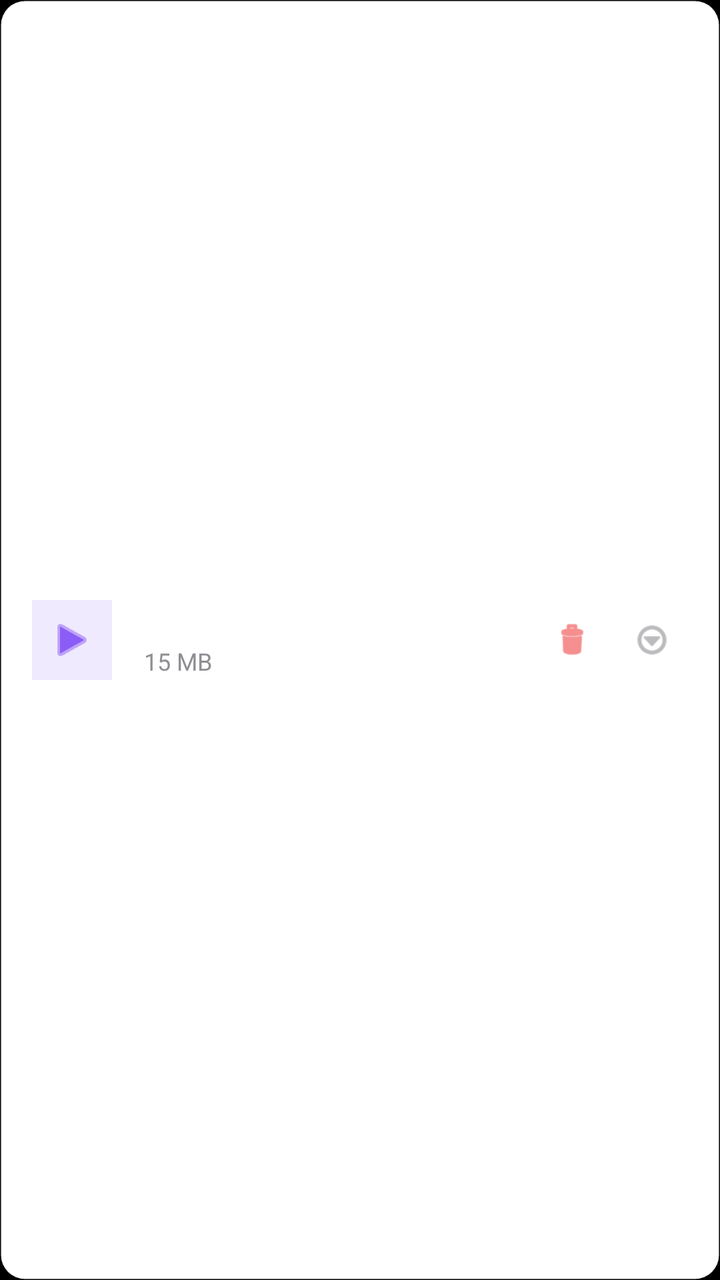
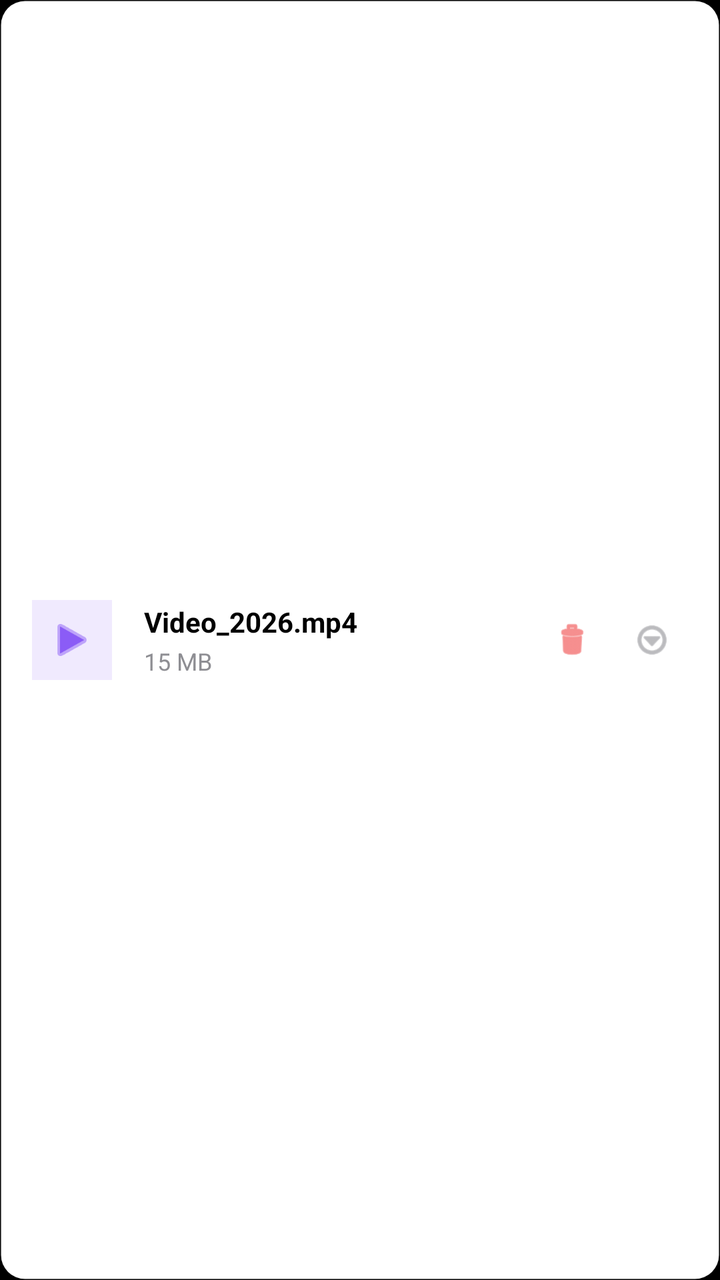

The first picture is an Android layout as it rendered before a commit; the second is the same layout after the commit. The layout source and the unified diff follow.
<!-- AndroidManifest.xml: application theme Theme.ScreenRecorder -->
<!-- res/layout/item_video.xml -->
<?xml version="1.0" encoding="utf-8"?>
<LinearLayout xmlns:android="http://schemas.android.com/apk/res/android"
    android:layout_width="match_parent"
    android:layout_height="wrap_content"
    xmlns:app="http://schemas.android.com/apk/res-auto"
    android:orientation="horizontal"
    android:padding="16dp"
    android:layout_marginBottom="8dp"
    android:layout_marginHorizontal="16dp"
    android:background="@drawable/bg_stat_card"
    android:elevation="0dp"
    android:gravity="center_vertical">

    <ImageView
        android:layout_width="40dp"
        android:layout_height="40dp"
        android:src="@android:drawable/ic_media_play"
        app:tint="#8B5CF6"
        android:background="#208B5CF6"
        android:padding="8dp"
        android:layout_marginEnd="16dp" />

    <LinearLayout
        android:layout_width="0dp"
        android:layout_height="wrap_content"
        android:layout_weight="1"
        android:orientation="vertical">

        <TextView
            android:id="@+id/txt_title"
            android:layout_width="wrap_content"
            android:layout_height="wrap_content"
            android:text="Video_2026.mp4"
            android:ellipsize="middle"
            android:singleLine="true"
            android:textColor="?android:textColorPrimary"
            android:textSize="14sp"
            android:textStyle="bold" />

        <TextView
            android:id="@+id/txt_subtitle"
            android:layout_width="wrap_content"
            android:layout_height="wrap_content"
            android:text="15 MB"
            android:textColor="#8E8E93"
            android:textSize="12sp"
            android:layout_marginTop="2dp" />

    </LinearLayout>

    <ImageView
        android:id="@+id/btn_delete"
        android:layout_width="36dp"
        android:layout_height="36dp"
        android:src="@android:drawable/ic_menu_delete"
        android:background="?selectableItemBackgroundBorderless"
        android:padding="8dp"
        android:layout_marginEnd="4dp"
        app:tint="#EF4444" />

    <ImageView
        android:id="@+id/btn_more"
        android:layout_width="36dp"
        android:layout_height="36dp"
        android:src="@android:drawable/ic_menu_more"
        android:background="?selectableItemBackgroundBorderless"
        android:padding="8dp"
        app:tint="#8E8E93" />

</LinearLayout>
<!-- resources referenced by this layout -->
<resources>
  <!-- drawable bg_stat_card (drawable) -->
  <?xml version="1.0" encoding="utf-8"?>
  <shape xmlns:android="http://schemas.android.com/apk/res/android"
      android:shape="rectangle">
      <corners android:radius="12dp" />
      <solid android:color="#FFFFFF" />
      <stroke android:width="1dp" android:color="#0A000000" />
  </shape>
  <style name="Theme.ScreenRecorder" parent="Theme.MaterialComponents.DayNight.NoActionBar">
          <item name="colorPrimary">@color/blue_ios</item>
          <item name="colorPrimaryDark">@color/black</item>
          <item name="colorAccent">@color/red_record</item>
          <item name="android:windowBackground">@color/black</item>
          <item name="android:navigationBarColor">@color/black</item>
          <item name="android:statusBarColor">@color/black</item>
          <item name="android:textColorPrimary">@color/white</item>
      </style>
  <color name="blue_ios">#0A84FF</color>
  <color name="black">#000000</color>
  <color name="red_record">#FF3B30</color>
  <color name="white">#FFFFFF</color>
</resources>

<!-- the commit's change to res/layout/item_video.xml (unified diff, before → after) -->
@@ -33,7 +33,7 @@
             android:text="Video_2026.mp4"
             android:ellipsize="middle"
             android:singleLine="true"
-            android:textColor="?android:textColorPrimary"
+            android:textColor="#000000"
             android:textSize="14sp"
             android:textStyle="bold" />
 
